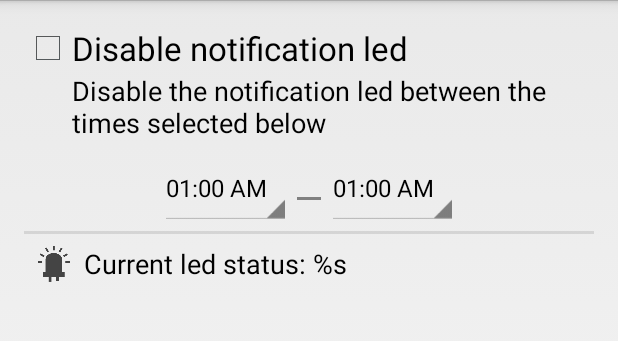
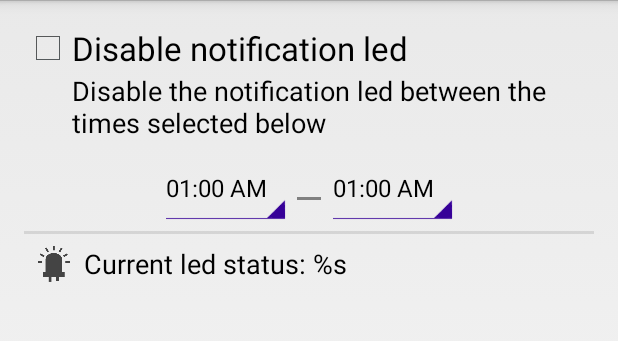
Before and after one commit to xisberto/ledassist, an Android app: the screen it shows after launch (MainActivity), on a phone screen of 412 x 824 dp, the part 72-413 px from its top. Run offline under Robolectric (Android 15) with nearby library versions, the phone set to English and light mode, and no system bars.

Commit message:
Adding theme for spinners

```diff
--- /dev/null
+++ b/app/src/main/res/values/styles_apptheme.xml
@@ -0,0 +1,11 @@
+<?xml version="1.0" encoding="utf-8"?>
+
+<!-- Generated with http://android-holo-colors.com -->
+<resources xmlns:android="http://schemas.android.com/apk/res/android">
+
+  <style name="SpinnerAppTheme" parent="android:Widget.Holo.Light.Spinner">
+      <item name="android:background">@drawable/apptheme_spinner_background_holo_light</item>
+      <item name="android:dropDownSelector">@drawable/apptheme_list_selector_holo_light</item>
+  </style>
+
+</resources>
--- a/app/src/main/res/values/themes_apptheme.xml
+++ b/app/src/main/res/values/themes_apptheme.xml
@@ -9,6 +9,8 @@
 
     <item name="android:listChoiceIndicatorMultiple">@drawable/apptheme_btn_check_holo_light</item>
 
+    <item name="android:dropDownSpinnerStyle">@style/SpinnerAppTheme</item>
+
     <item name="android:listChoiceBackgroundIndicator">@drawable/apptheme_list_selector_holo_light</item>
 
     <item name="android:activatedBackgroundIndicator">@drawable/apptheme_activated_background_holo_light</item>
```
Also changed, not shown: app/src/main/res/drawable/apptheme_spinner_background_holo_light.xml (added, +25 -0 lines), app/src/main/res/drawable-hdpi/apptheme_spinner_default_holo_light.9.png (added), app/src/main/res/drawable-hdpi/apptheme_spinner_disabled_holo_light.9.png (added), app/src/main/res/drawable-hdpi/apptheme_spinner_focused_holo_light.9.png (added), app/src/main/res/drawable-hdpi/apptheme_spinner_pressed_holo_light.9.png (added), app/src/main/res/drawable-mdpi/apptheme_spinner_default_holo_light.9.png (added), app/src/main/res/drawable-mdpi/apptheme_spinner_disabled_holo_light.9.png (added), app/src/main/res/drawable-mdpi/apptheme_spinner_focused_holo_light.9.png (added), app/src/main/res/drawable-mdpi/apptheme_spinner_pressed_holo_light.9.png (added), app/src/main/res/drawable-xhdpi/apptheme_spinner_default_holo_light.9.png (added), app/src/main/res/drawable-xhdpi/apptheme_spinner_disabled_holo_light.9.png (added), app/src/main/res/drawable-xhdpi/apptheme_spinner_focused_holo_light.9.png (added), app/src/main/res/drawable-xhdpi/apptheme_spinner_pressed_holo_light.9.png (added), app/src/main/res/drawable-xxhdpi/apptheme_spinner_default_holo_light.9.png (added), 3 more files, 2 other files.
